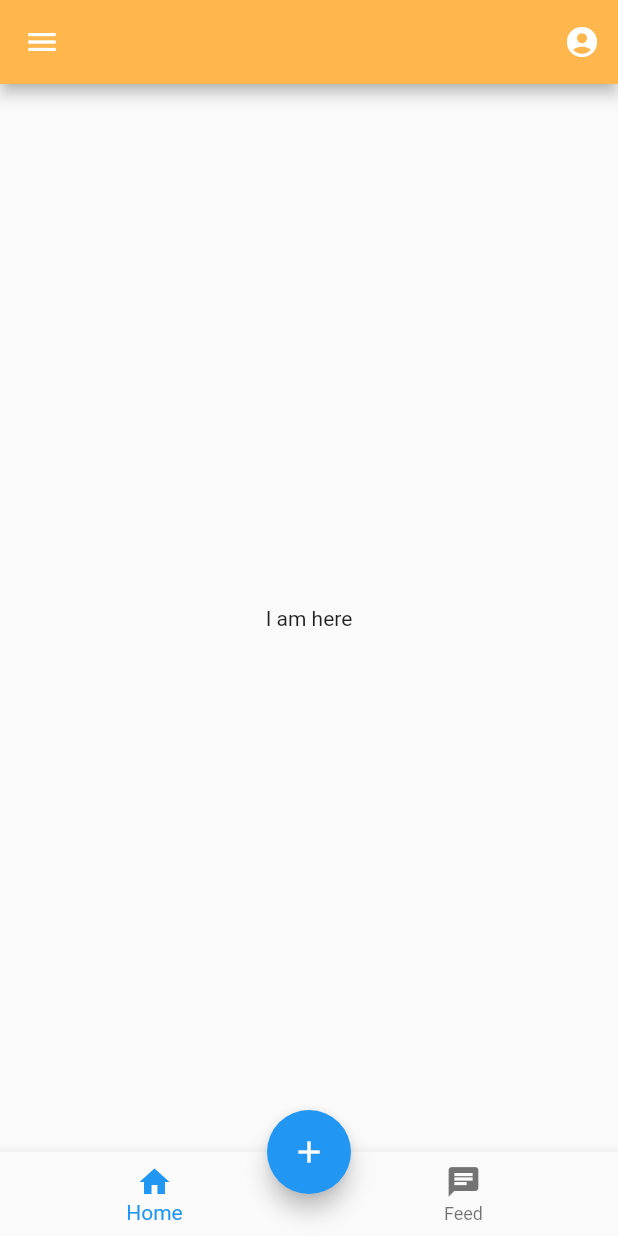
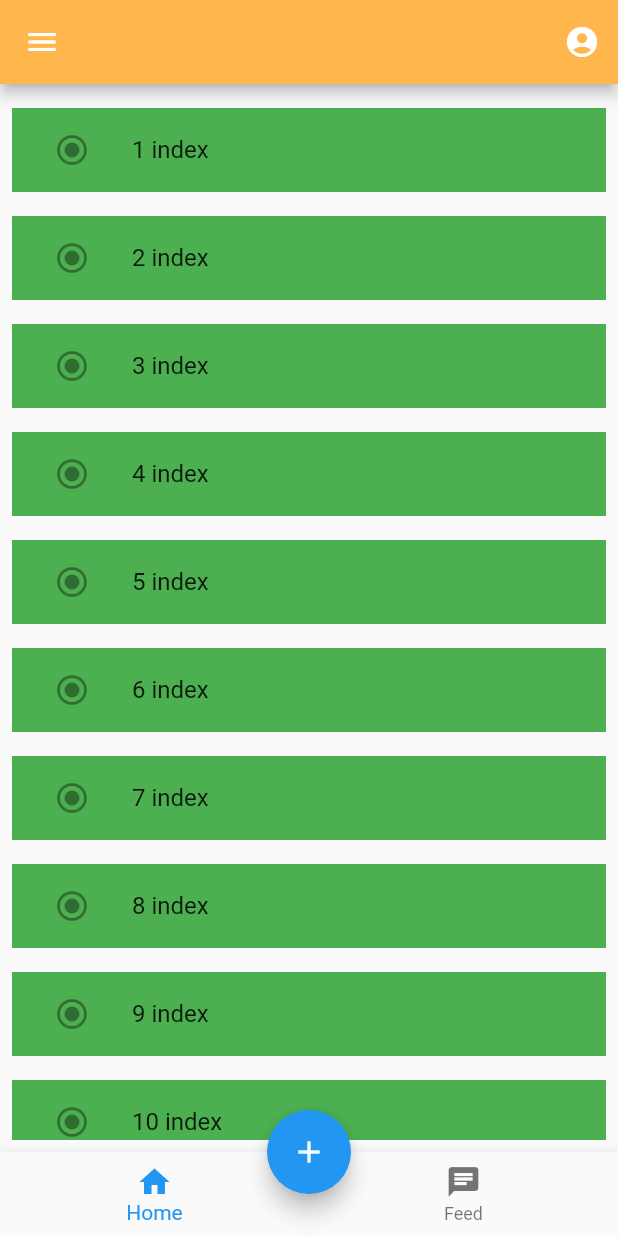
Before and after one commit to sdu-mp-21/daily-challenge-app-tracker, a Flutter app: the screen it shows after launch, on a phone screen of 412 x 824 dp. Run offline on Flutter 3.47's test engine with Material 2 defaults, Android fonts, the phone set to English and light mode, and no system bars; our stand-ins replace google_fonts, like_button.

Commit message:
added simple list view challenge

```diff
--- a/lib/ui/main_app/navigator.dart
+++ b/lib/ui/main_app/navigator.dart
@@ -17,8 +17,27 @@ class MainPage extends StatefulWidget {
 class PageNavigatorState extends State<MainPage> {
   int _currentIndex = 0;
   final List _children = [
-    const Center(
-      child: Text('I am here'),
+    Padding(
+      padding: const EdgeInsets.all(8.0),
+      child: ListView.builder(
+        itemCount: 10,
+        itemBuilder: (context, index) {
+          return Padding(
+            padding: const EdgeInsets.symmetric(vertical: 8.0),
+            child: Container(
+              color: Colors.green,
+              child: ListTile(
+                leading: const IconButton(
+                    onPressed: null, icon: Icon(Icons.radio_button_checked)),
+                title: Text("${index + 1} index",
+                    style: const TextStyle(
+                      fontSize: 16,
+                    )),
+              ),
+            ),
+          );
+        },
+      ),
     ),
     const FeedMainPage()
   ];
@@ -43,8 +62,7 @@ class PageNavigatorState extends State<MainPage> {
           widget.addWidget.page = _currentIndex;
           Navigator.push(
             context,
-            MaterialPageRoute(
-                builder: (context) => widget.addWidget),
+            MaterialPageRoute(builder: (context) => widget.addWidget),
           );
         },
         child: const Icon(Icons.add),
```
